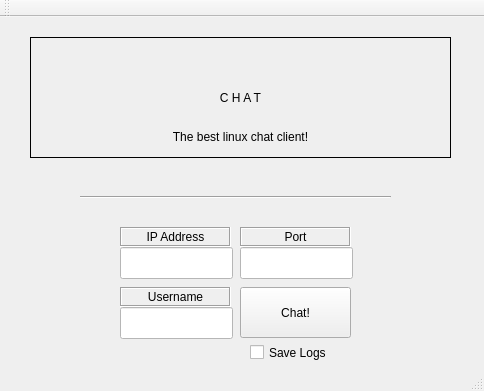
This is ClientUI-rev/Chat/chat.ui in Tmanthegamer/LinuxChatSystems as Qt 5 draws it before an edit. The edited form follows.
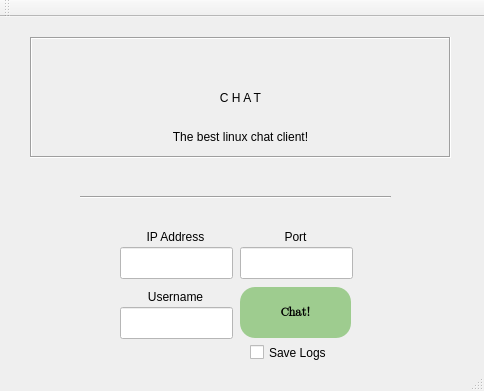
This is the edited form.

The edit to the form file:
```diff
--- a/ClientUI-rev/Chat/chat.ui
+++ b/ClientUI-rev/Chat/chat.ui
@@ -59,7 +59,7 @@
        </rect>
       </property>
       <property name="styleSheet">
-       <string notr="true">font: 11pt &quot;URW Gothic L&quot;;</string>
+       <string notr="true">font: 11pt &quot;URW Gothic L&quot;; border-radius: 10px;</string>
       </property>
       <property name="frameShape">
        <enum>QFrame::Box</enum>
@@ -83,12 +83,25 @@
         <height>51</height>
        </rect>
       </property>
+      <property name="font">
+       <font>
+        <family>Android Emoji</family>
+        <weight>75</weight>
+        <bold>true</bold>
+       </font>
+      </property>
       <property name="styleSheet">
-       <string notr="true"/>
+       <string notr="true">background-color: rgb(158, 204, 143); text-color: &quot;white&quot;; border-radius: 15px;</string>
       </property>
       <property name="text">
        <string>Chat!</string>
       </property>
+      <property name="default">
+       <bool>false</bool>
+      </property>
+      <property name="flat">
+       <bool>false</bool>
+      </property>
      </widget>
      <widget class="QLabel" name="label_username">
       <property name="geometry">
@@ -100,7 +113,7 @@
        </rect>
       </property>
       <property name="styleSheet">
-       <string notr="true">font: 11pt &quot;URW Gothic L&quot;;</string>
+       <string notr="true">font: 11pt &quot;URW Gothic L&quot;; border-radius: 5px;</string>
       </property>
       <property name="frameShape">
        <enum>QFrame::Box</enum>
@@ -128,7 +141,7 @@
        </rect>
       </property>
       <property name="styleSheet">
-       <string notr="true">font: 11pt &quot;URW Gothic L&quot;;</string>
+       <string notr="true">font: 11pt &quot;URW Gothic L&quot;; border-radius: 5px;</string>
       </property>
       <property name="frameShape">
        <enum>QFrame::Box</enum>
@@ -158,6 +171,9 @@
       <property name="frameShape">
        <enum>QFrame::Box</enum>
       </property>
+      <property name="frameShadow">
+       <enum>QFrame::Sunken</enum>
+      </property>
       <property name="text">
        <string>C H A T</string>
       </property>
```
Left out of the diff: 11 changed lines with no effect on the pictures.
